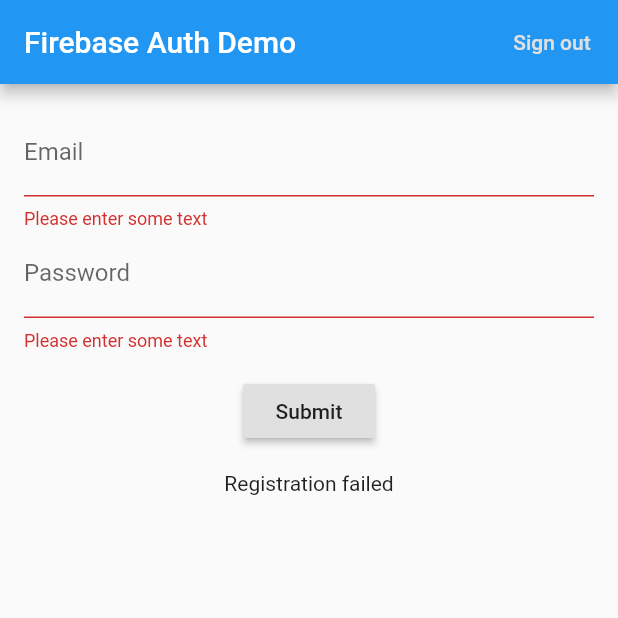
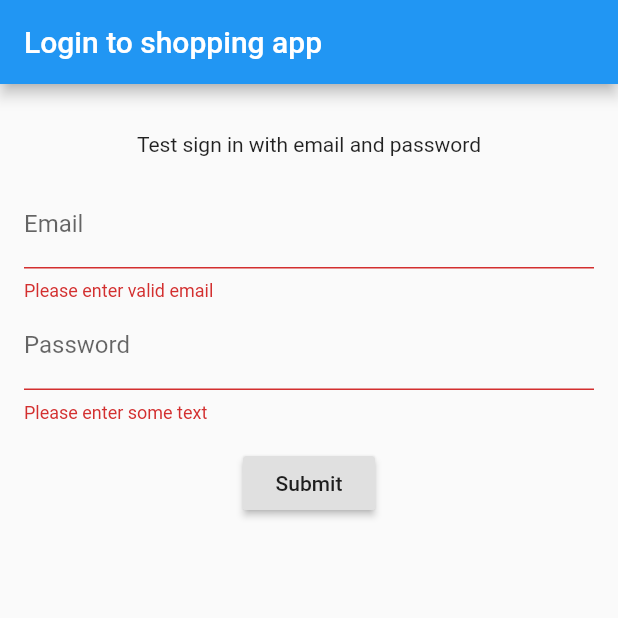
Before and after one commit to amodnija/shopping_app, a Flutter app: the screen it shows after launch, after a tap on "Submit", on a phone screen of 412 x 824 dp, the top half of it. Run offline on Flutter 3.47's test engine with Material 2 defaults, Android fonts, the phone set to English and light mode, and no system bars; our stand-ins replace auto_size_text, cloud_firestore, email_validator, firebase_auth, firebase_core, fluttertoast and 1 more; accounts and stored records are empty.

```diff
--- a/lib/main.dart
+++ b/lib/main.dart
@@ -1,9 +1,9 @@
 import 'package:firebase_core/firebase_core.dart';
-import 'package:shopping_app/pages/AuthPage.dart';
+import 'package:shopping_app/pages/LoginPage.dart';
+import 'package:shopping_app/pages/RegPage.dart';
 import 'package:sizer/sizer.dart';
 import 'package:flutter/material.dart';
 import 'package:shopping_app/pages/HomePage.dart';
-import 'package:shopping_app/models/product_model.dart';
 void main() async {
   WidgetsFlutterBinding.ensureInitialized();
   await Firebase.initializeApp();
@@ -31,7 +31,7 @@ class _MyAppState extends State<MyApp> {
             color: Colors.black,
           ),
         ),
-        home: AuthScreen(),
+        home: LoginScreen(),
       );});
     }
 }
--- /dev/null
+++ b/lib/pages/LoginPage.dart
@@ -0,0 +1,133 @@
+import 'package:flutter/cupertino.dart';
+import 'package:flutter/material.dart';
+import 'package:firebase_auth/firebase_auth.dart';
+import 'package:fluttertoast/fluttertoast.dart';
+import 'package:shopping_app/models/product_model.dart';
+import 'package:sizer/sizer.dart';
+import 'package:email_validator/email_validator.dart';
+
+import 'HomePage.dart';
+
+final FirebaseAuth _auth = FirebaseAuth.instance;
+
+class LoginScreen extends StatelessWidget {
+  @override
+  Widget build(BuildContext context) {
+    return MaterialApp(
+      title: 'Login to shopping app',
+      home: MyLoginPage(title: 'Login to shopping app'),
+    );
+  }
+}
+
+class MyLoginPage extends StatefulWidget {
+  MyLoginPage({Key? key, required this.title}) : super(key: key);
+  final String title;
+
+  @override
+  _MyLoginPageState createState() => _MyLoginPageState();
+}
+
+class _MyLoginPageState extends State<MyLoginPage> {
+  @override
+  Widget build(BuildContext context) {
+    return Scaffold(
+      appBar: AppBar(
+        title: Text(widget.title),
+      ),
+      body: Builder(builder: (BuildContext context) {
+        return ListView(
+          scrollDirection: Axis.vertical,
+          padding: const EdgeInsets.all(16),
+          children: <Widget>[_EmailPasswordForm()],
+        );
+      }),
+    );
+  }
+}
+
+class _EmailPasswordForm extends StatefulWidget {
+  @override
+  State<StatefulWidget> createState() => _EmailPasswordFormState();
+}
+
+class _EmailPasswordFormState extends State<_EmailPasswordForm> {
+  final GlobalKey<FormState> _formKey = GlobalKey<FormState>();
+  final TextEditingController _emailController = TextEditingController();
+  final TextEditingController _passwordController = TextEditingController();
+
+  void _signInWithEmailAndPassword() async {
+    final User? user = (await _auth.signInWithEmailAndPassword(
+      email: _emailController.text,
+      password: _passwordController.text,
+    ))
+        .user;
+
+    if (user != null) {
+      setState(() {
+        Navigator.push(
+            context, MaterialPageRoute(builder: (_) => HomeScreen()));
+      });
+    } else {
+      setState(() {
+        Fluttertoast.showToast(msg: "Login failed");
+      });
+    }
+  }
+
+  @override
+  Widget build(BuildContext context) {
+    return Form(
+      key: _formKey,
+      child: Column(
+        crossAxisAlignment: CrossAxisAlignment.start,
+        children: <Widget>[
+          Container(
+            child: const Text('Test sign in with email and password'),
+            padding: const EdgeInsets.all(16),
+            alignment: Alignment.center,
+          ),
+          TextFormField(
+            controller: _emailController,
+            decoration: const InputDecoration(labelText: 'Email'),
+            validator: (String? value) {
+              if (!EmailValidator.validate(value!)) {
+                return 'Please enter valid email';
+              }
+              return null;
+            },
+          ),
+          TextFormField(
+            controller: _passwordController,
+            decoration: const InputDecoration(labelText: 'Password'),
+            validator: (String? value) {
+              if (value!.isEmpty) {
+                return 'Please enter some text';
+              }
+              return null;
+            },
+          ),
+          Container(
+            padding: const EdgeInsets.symmetric(vertical: 16.0),
+            alignment: Alignment.center,
+            child: RaisedButton(
+              onPressed: () async {
+                if (_formKey.currentState!.validate()) {
+                  _signInWithEmailAndPassword();
+                }
+              },
+              child: const Text('Submit'),
+            ),
+          ),
+        ],
+      ),
+    );
+  }
+
+  @override
+  void dispose() {
+    _emailController.dispose();
+    _passwordController.dispose();
+    super.dispose();
+  }
+}
--- a/lib/pages/AuthPage.dart
+++ b/lib/pages/RegPage.dart
@@ -1,72 +1,43 @@
-
 import 'package:flutter/cupertino.dart';
 import 'package:flutter/material.dart';
 import 'package:firebase_auth/firebase_auth.dart';
+import 'package:fluttertoast/fluttertoast.dart';
+import 'package:shopping_app/pages/LoginPage.dart';
 import 'package:sizer/sizer.dart';
+import 'package:email_validator/email_validator.dart';
 
 final FirebaseAuth _auth = FirebaseAuth.instance;
 
-class AuthScreen extends StatelessWidget {
-
+class RegScreen extends StatelessWidget {
   @override
   Widget build(BuildContext context) {
     return MaterialApp(
-      title: 'Firebase Auth Demo',
-      home: MyHomePage(title: 'Firebase Auth Demo'),
+      title: 'Register to shopping app',
+      home: MyRegPage(title: 'Register to shopping app'),
     );
   }
 }
 
-class MyHomePage extends StatefulWidget {
-  MyHomePage({Key? key, required this.title}) : super(key: key);
+class MyRegPage extends StatefulWidget {
+  MyRegPage({Key? key, required this.title}) : super(key: key);
   final String title;
+
   @override
-  _MyHomePageState createState() => _MyHomePageState();
+  _MyRegPageState createState() => _MyRegPageState();
 }
 
-class _MyHomePageState extends State<MyHomePage> {
-
-//4
+class _MyRegPageState extends State<MyRegPage> {
   @override
   Widget build(BuildContext context) {
     return Scaffold(
       appBar: AppBar(
         title: Text(widget.title),
-        actions: <Widget>[
-          Builder(builder: (BuildContext context) {
-//5
-            return FlatButton(
-              child: const Text('Sign out'),
-              textColor: Theme
-                  .of(context)
-                  .buttonColor,
-              onPressed: () async {
-                final User? user = await _auth.currentUser ;
-                if (user == null) {
-//6
-                  Scaffold.of(context).showSnackBar(const SnackBar(
-                    content: Text('No one has signed in.'),
-                  ));
-                  return;
-                }
-                await _auth.signOut();
-                final String uid = user.uid;
-                Scaffold.of(context).showSnackBar(SnackBar(
-                  content: Text(uid + ' has successfully signed out.'),
-                ));
-              },
-            );
-          })
-        ],
       ),
       body: Builder(builder: (BuildContext context) {
-//7
         return ListView(
           scrollDirection: Axis.vertical,
           padding: const EdgeInsets.all(16),
-          children: <Widget>[
-            _RegisterEmailSection()
-          ],
+          children: <Widget>[_RegisterEmailSection()],
         );
       }),
     );
@@ -74,44 +45,32 @@ class _MyHomePageState extends State<MyHomePage> {
 }
 
 class _RegisterEmailSection extends StatefulWidget {
+  @override
+  State<StatefulWidget> createState() => _RegisterEmailSectionState();
+}
 
-  @override
-  State<StatefulWidget> createState() =>
-      _RegisterEmailSectionState();
-}
 class _RegisterEmailSectionState extends State<_RegisterEmailSection> {
   final String title = 'Registration';
   final GlobalKey<FormState> _formKey = GlobalKey<FormState>();
   final TextEditingController _emailController = TextEditingController();
   final TextEditingController _passwordController = TextEditingController();
-  bool _success = false;
   String _userEmail = '';
+
   @override
-
   void _register() async {
-    final User? user = (await
-    _auth.createUserWithEmailAndPassword(
+    final User? user = (await _auth.createUserWithEmailAndPassword(
       email: _emailController.text,
       password: _passwordController.text,
-    )
-    ).user;
+    ))
+        .user;
     if (user != null) {
       setState(() {
-        _success = true;
         _userEmail = user.email!;
       });
     } else {
       setState(() {
-        _success = true;
       });
     }
-  }
-
-  @override
-  void dispose() {
-    _emailController.dispose();
-    _passwordController.dispose();
-    super.dispose();
   }
 
   Widget build(BuildContext context) {
@@ -129,16 +88,15 @@ class _RegisterEmailSectionState extends State<_RegisterEmailSection> {
                 controller: _emailController,
                 decoration: const InputDecoration(labelText: 'Email'),
                 validator: (String? value) {
-                  if (value!.isEmpty) {
-                    return 'Please enter some text';
+                  if (!EmailValidator.validate(value!)) {
+                    return 'Please enter valid email';
                   }
                   return null;
                 },
               ),
               TextFormField(
                 controller: _passwordController,
-                decoration: const InputDecoration(labelText:
-                'Password'),
+                decoration: const InputDecoration(labelText: 'Password'),
                 validator: (String? value) {
                   if (value!.isEmpty) {
                     return 'Please enter some text';
@@ -153,23 +111,27 @@ class _RegisterEmailSectionState extends State<_RegisterEmailSection> {
                   onPressed: () async {
                     if (_formKey.currentState!.validate()) {
                       _register();
+                      Navigator.push(context,
+                          MaterialPageRoute(builder: (_) => LoginScreen()));
+                      Fluttertoast.showToast(msg: "Registered successfully");
+                    }
+                    else{
+                      Fluttertoast.showToast(msg: "Registration failed");
                     }
                   },
                   child: const Text('Submit'),
                 ),
               ),
-              Container(
-                alignment: Alignment.center,
-                child: Text(_success == null
-                    ? ''
-                    : (_success
-                    ? 'Successfully registered ' + _userEmail
-                    : 'Registration failed')),
-              )
             ],
           ),
         ),
       ),
     );
   }
+  @override
+  void dispose() {
+    _emailController.dispose();
+    _passwordController.dispose();
+    super.dispose();
+  }
 }
--- a/pubspec.yaml
+++ b/pubspec.yaml
@@ -31,6 +31,7 @@ dependencies:
   http:
   firebase_core: ^1.5.0
   fluttertoast: ^8.0.8
+  email_validator: '^2.0.1'
 
 
   # The following adds the Cupertino Icons font to your application.
```
Also changed, not shown: lib/models/product_model.dart (+3 -6 lines), lib/pages/HomePage.dart (+32 -4 lines), pubspec.lock.
